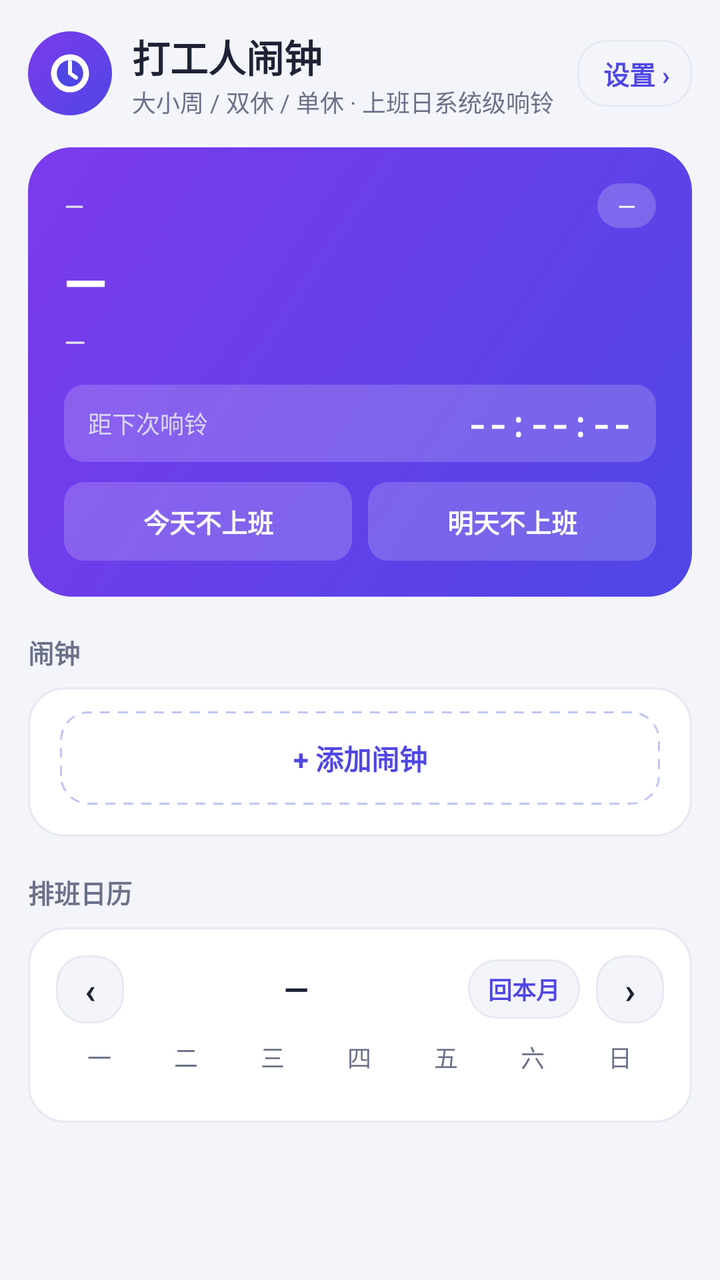
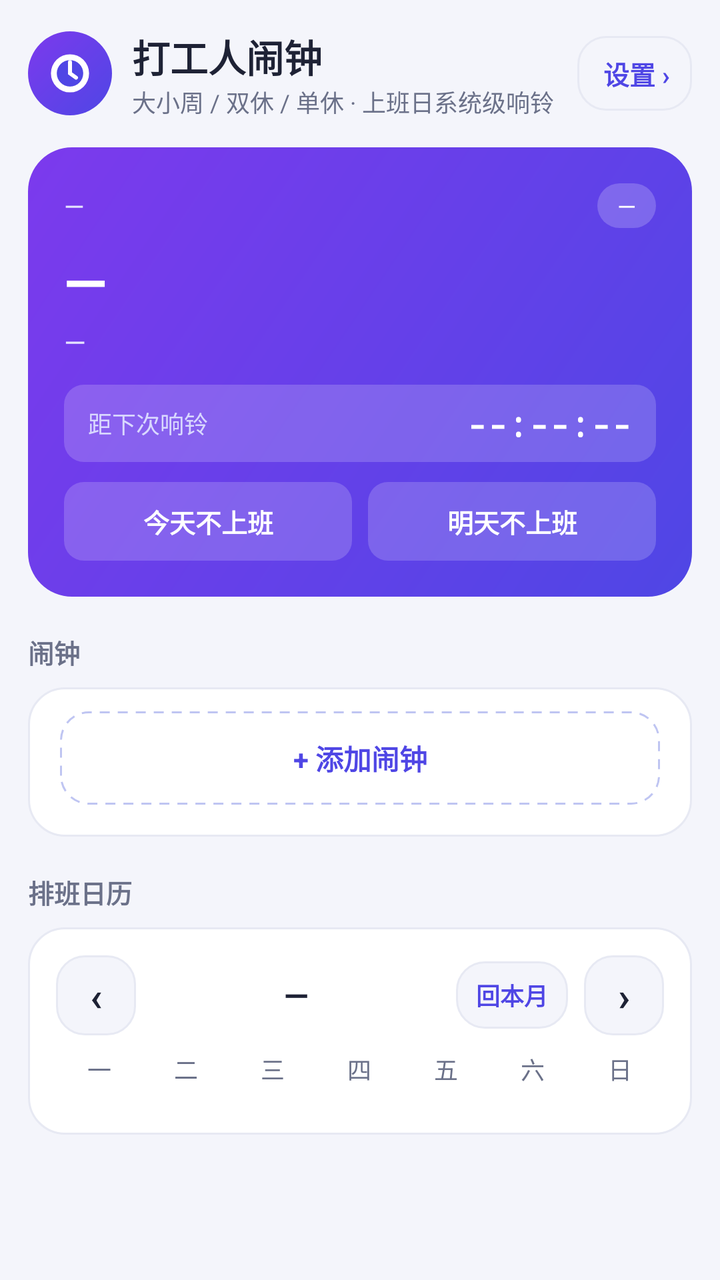

Two renders of the same Android screen: before a commit and after it. Below are the layout's source before the change and the commit's diff.
<!-- AndroidManifest.xml: application theme Theme.WeekdayAlarm -->
<!-- res/layout/activity_main.xml -->
<?xml version="1.0" encoding="utf-8"?>
<ScrollView xmlns:android="http://schemas.android.com/apk/res/android"
    android:layout_width="match_parent"
    android:layout_height="match_parent"
    android:background="@color/bg"
    android:fitsSystemWindows="true">

    <LinearLayout
        android:layout_width="match_parent"
        android:layout_height="wrap_content"
        android:orientation="vertical"
        android:padding="14dp">

        
        <LinearLayout
            android:layout_width="match_parent"
            android:layout_height="wrap_content"
            android:orientation="horizontal"
            android:gravity="center_vertical"
            android:layout_marginBottom="14dp">

            <ImageView
                android:layout_width="42dp"
                android:layout_height="42dp"
                android:background="@drawable/bg_hero"
                android:padding="@dimen/space_8"
                android:contentDescription="@null"
                android:src="@drawable/ic_clock_white" />

            <LinearLayout
                android:layout_width="0dp"
                android:layout_height="wrap_content"
                android:layout_weight="1"
                android:orientation="vertical"
                android:layout_marginStart="@dimen/space_10">

                <TextView
                    android:layout_width="wrap_content"
                    android:layout_height="wrap_content"
                    android:text="打工人闹钟"
                    android:textColor="@color/ink"
                    android:textSize="19sp"
                    android:textStyle="bold" />

                <TextView
                    android:layout_width="wrap_content"
                    android:layout_height="wrap_content"
                    android:text="大小周 / 双休 / 单休 · 上班日系统级响铃"
                    android:textColor="@color/sub"
                    android:textSize="12sp" />
            </LinearLayout>

            
            <TextView
                android:id="@+id/btn_settings_entry"
                android:layout_width="wrap_content"
                android:layout_height="wrap_content"
                android:layout_marginStart="@dimen/space_8"
                android:background="@drawable/bg_time_outline"
                android:clickable="true"
                android:focusable="true"
                android:paddingStart="13dp"
                android:paddingEnd="11dp"
                android:paddingTop="7dp"
                android:paddingBottom="7dp"
                android:text="设置 ›"
                android:textColor="@color/indigo"
                android:textSize="13sp"
                android:textStyle="bold" />
        </LinearLayout>

        
        <LinearLayout
            android:id="@+id/row_ringing"
            android:layout_width="match_parent"
            android:layout_height="52dp"
            android:layout_marginTop="@dimen/space_12"
            android:background="@drawable/bg_card"
            android:gravity="center_vertical"
            android:orientation="horizontal"
            android:paddingStart="@dimen/space_16"
            android:paddingEnd="@dimen/space_12"
            android:visibility="gone">

            <TextView
                android:layout_width="0dp"
                android:layout_height="wrap_content"
                android:layout_weight="1"
                android:text="闹钟正在响"
                android:textColor="@color/danger"
                android:textSize="15sp"
                android:textStyle="bold" />

            <TextView
                android:id="@+id/btn_stop_ringing"
                android:layout_width="wrap_content"
                android:layout_height="wrap_content"
                android:background="@drawable/bg_time_outline"
                android:clickable="true"
                android:focusable="true"
                android:paddingStart="18dp"
                android:paddingTop="@dimen/space_8"
                android:paddingEnd="18dp"
                android:paddingBottom="@dimen/space_8"
                android:text="停止"
                android:textColor="@color/ink"
                android:textSize="14sp"
                android:textStyle="bold" />
        </LinearLayout>

        
        <LinearLayout
            android:layout_width="match_parent"
            android:layout_height="wrap_content"
            android:orientation="vertical"
            android:background="@drawable/bg_hero"
            android:padding="18dp">

            <LinearLayout
                android:layout_width="match_parent"
                android:layout_height="wrap_content"
                android:orientation="horizontal"
                android:gravity="center_vertical">

                
                <LinearLayout
                    android:layout_width="0dp"
                    android:layout_height="wrap_content"
                    android:layout_weight="1"
                    android:orientation="vertical">

                    <TextView
                        android:id="@+id/tv_today_date"
                        android:layout_width="wrap_content"
                        android:layout_height="wrap_content"
                        android:text="—"
                        android:textColor="#E6E4FF"
                        android:textSize="13sp" />

                    <TextView
                        android:id="@+id/tv_today_lunar"
                        android:layout_width="wrap_content"
                        android:layout_height="wrap_content"
                        android:layout_marginTop="1dp"
                        android:text=""
                        android:textColor="#C9CEFD"
                        android:textSize="11sp"
                        android:visibility="gone" />
                </LinearLayout>

                <TextView
                    android:id="@+id/tv_week_chip"
                    style="@style/WeekChip"
                    android:layout_width="wrap_content"
                    android:layout_height="wrap_content"
                    android:text="—" />
            </LinearLayout>

            <TextView
                android:id="@+id/tv_today_status"
                android:layout_width="wrap_content"
                android:layout_height="wrap_content"
                android:layout_marginTop="@dimen/space_8"
                android:text="—"
                android:textColor="@color/white"
                android:textSize="28sp"
                android:textStyle="bold" />

            <TextView
                android:id="@+id/tv_today_sub"
                android:layout_width="match_parent"
                android:layout_height="wrap_content"
                android:layout_marginTop="@dimen/space_2"
                android:text="—"
                android:textColor="#E6E4FF"
                android:textSize="14sp"
                android:lineSpacingMultiplier="1.15" />

            
            <TextView
                android:id="@+id/tv_holiday_countdown"
                android:layout_width="match_parent"
                android:layout_height="wrap_content"
                android:layout_marginTop="@dimen/space_2"
                android:text=""
                android:textColor="#C9CEFD"
                android:textSize="12sp"
                android:visibility="gone" />

            
            <LinearLayout
                android:id="@+id/box_countdown"
                android:layout_width="match_parent"
                android:layout_height="wrap_content"
                android:layout_marginTop="@dimen/space_12"
                android:background="@drawable/bg_hero_pill"
                android:gravity="center_vertical"
                android:orientation="horizontal"
                android:paddingStart="@dimen/space_12"
                android:paddingEnd="@dimen/space_12"
                android:paddingTop="@dimen/space_8"
                android:paddingBottom="@dimen/space_8">

                <TextView
                    android:id="@+id/tv_countdown_label"
                    android:layout_width="0dp"
                    android:layout_height="wrap_content"
                    android:layout_weight="1"
                    android:ellipsize="end"
                    android:maxLines="1"
                    android:text="距下次响铃"
                    android:textColor="#D9D8FF"
                    android:textSize="12sp" />

                <TextView
                    android:id="@+id/tv_countdown"
                    android:layout_width="wrap_content"
                    android:layout_height="wrap_content"
                    android:fontFamily="monospace"
                    android:text="--:--:--"
                    android:textColor="@color/white"
                    android:textSize="17sp"
                    android:textStyle="bold" />
            </LinearLayout>

            
            <LinearLayout
                android:layout_width="match_parent"
                android:layout_height="wrap_content"
                android:layout_marginTop="@dimen/space_10"
                android:orientation="horizontal">

                <TextView
                    android:id="@+id/btn_day_off"
                    android:layout_width="0dp"
                    android:layout_height="wrap_content"
                    android:layout_weight="1"
                    android:background="@drawable/bg_hero_pill"
                    android:clickable="true"
                    android:focusable="true"
                    android:gravity="center"
                    android:maxLines="1"
                    android:paddingTop="@dimen/space_10"
                    android:paddingBottom="@dimen/space_10"
                    android:text="今天不上班"
                    android:textColor="@color/white"
                    android:textSize="13sp"
                    android:textStyle="bold" />

                <TextView
                    android:id="@+id/btn_day_off_tomorrow"
                    android:layout_width="0dp"
                    android:layout_height="wrap_content"
                    android:layout_weight="1"
                    android:layout_marginStart="@dimen/space_8"
                    android:background="@drawable/bg_hero_pill"
                    android:clickable="true"
                    android:focusable="true"
                    android:gravity="center"
                    android:maxLines="1"
                    android:paddingTop="@dimen/space_10"
                    android:paddingBottom="@dimen/space_10"
                    android:text="明天不上班"
                    android:textColor="@color/white"
                    android:textSize="13sp"
                    android:textStyle="bold" />

            </LinearLayout>

        </LinearLayout>

        
        <TextView
            style="@style/SectionTitle"
            android:layout_width="wrap_content"
            android:layout_height="wrap_content"
            android:layout_marginTop="18dp"
            android:layout_marginBottom="@dimen/space_8"
            android:text="闹钟" />

        <LinearLayout
            android:layout_width="match_parent"
            android:layout_height="wrap_content"
            android:background="@drawable/bg_card"
            android:orientation="vertical">

            
            <LinearLayout
                android:id="@+id/alarm_list"
                android:layout_width="match_parent"
                android:layout_height="wrap_content"
                android:orientation="vertical"
                android:paddingStart="@dimen/space_16"
                android:paddingEnd="@dimen/space_12" />

            <TextView
                android:id="@+id/btn_add_alarm"
                android:layout_width="match_parent"
                android:layout_height="wrap_content"
                android:layout_marginStart="@dimen/space_16"
                android:layout_marginEnd="@dimen/space_16"
                android:layout_marginTop="@dimen/space_12"
                android:layout_marginBottom="@dimen/space_16"
                android:background="@drawable/bg_add_alarm"
                android:clickable="true"
                android:focusable="true"
                android:gravity="center"
                android:padding="13dp"
                android:text="+ 添加闹钟"
                android:textColor="@color/indigo"
                android:textSize="14sp"
                android:textStyle="bold" />
        </LinearLayout>

        
        <TextView
            style="@style/SectionTitle"
            android:layout_width="wrap_content"
            android:layout_height="wrap_content"
            android:layout_marginTop="18dp"
            android:layout_marginBottom="@dimen/space_8"
            android:text="排班日历" />

        <LinearLayout
            android:id="@+id/calendar_card"
            android:layout_width="match_parent"
            android:layout_height="wrap_content"
            android:background="@drawable/bg_card"
            android:orientation="vertical"
            android:padding="14dp">

            
            <LinearLayout
                android:layout_width="match_parent"
                android:layout_height="wrap_content"
                android:gravity="center_vertical"
                android:orientation="horizontal">

                <TextView
                    android:id="@+id/btn_prev"
                    android:layout_width="34dp"
                    android:layout_height="34dp"
                    android:background="@drawable/bg_time_outline"
                    android:clickable="true"
                    android:contentDescription="上个月"
                    android:focusable="true"
                    android:gravity="center"
                    android:text="‹"
                    android:textColor="@color/ink"
                    android:textSize="18sp"
                    android:textStyle="bold" />

                <TextView
                    android:id="@+id/tv_cal_title"
                    android:layout_width="0dp"
                    android:layout_height="wrap_content"
                    android:layout_weight="1"
                    android:gravity="center"
                    android:text="—"
                    android:textColor="@color/ink"
                    android:textSize="16sp"
                    android:textStyle="bold" />

                <TextView
                    android:id="@+id/btn_today"
                    android:layout_width="wrap_content"
                    android:layout_height="wrap_content"
                    android:layout_marginEnd="@dimen/space_8"
                    android:background="@drawable/bg_time_outline"
                    android:clickable="true"
                    android:focusable="true"
                    android:paddingStart="@dimen/space_10"
                    android:paddingEnd="@dimen/space_10"
                    android:paddingTop="@dimen/space_6"
                    android:paddingBottom="@dimen/space_6"
                    android:text="回本月"
                    android:textColor="@color/indigo"
                    android:textSize="12sp"
                    android:textStyle="bold" />

                <TextView
                    android:id="@+id/btn_next"
                    android:layout_width="34dp"
                    android:layout_height="34dp"
                    android:background="@drawable/bg_time_outline"
                    android:clickable="true"
                    android:contentDescription="下个月"
                    android:focusable="true"
                    android:gravity="center"
                    android:text="›"
                    android:textColor="@color/ink"
                    android:textSize="18sp"
                    android:textStyle="bold" />
            </LinearLayout>

            
            <LinearLayout
                android:layout_width="match_parent"
                android:layout_height="wrap_content"
                android:layout_marginTop="@dimen/space_8"
                android:orientation="horizontal">

                <TextView
                    android:id="@+id/cal_dow_0"
                    style="@style/FieldHint"
                    android:layout_width="0dp"
                    android:layout_height="wrap_content"
                    android:layout_weight="1"
                    android:gravity="center"
                    android:text="一" />

                <TextView
                    android:id="@+id/cal_dow_1"
                    style="@style/FieldHint"
                    android:layout_width="0dp"
                    android:layout_height="wrap_content"
                    android:layout_weight="1"
                    android:gravity="center"
                    android:text="二" />

                <TextView
                    android:id="@+id/cal_dow_2"
                    style="@style/FieldHint"
                    android:layout_width="0dp"
                    android:layout_height="wrap_content"
                    android:layout_weight="1"
                    android:gravity="center"
                    android:text="三" />

                <TextView
                    android:id="@+id/cal_dow_3"
                    style="@style/FieldHint"
                    android:layout_width="0dp"
                    android:layout_height="wrap_content"
                    android:layout_weight="1"
                    android:gravity="center"
                    android:text="四" />

                <TextView
                    android:id="@+id/cal_dow_4"
                    style="@style/FieldHint"
                    android:layout_width="0dp"
                    android:layout_height="wrap_content"
                    android:layout_weight="1"
                    android:gravity="center"
                    android:text="五" />

                <TextView
                    android:id="@+id/cal_dow_5"
                    style="@style/FieldHint"
                    android:layout_width="0dp"
                    android:layout_height="wrap_content"
                    android:layout_weight="1"
                    android:gravity="center"
                    android:text="六" />

                <TextView
                    android:id="@+id/cal_dow_6"
                    style="@style/FieldHint"
                    android:layout_width="0dp"
                    android:layout_height="wrap_content"
                    android:layout_weight="1"
                    android:gravity="center"
                    android:text="日" />
            </LinearLayout>

            
            <LinearLayout
                android:id="@+id/cal_rows"
                android:layout_width="match_parent"
                android:layout_height="wrap_content"
                android:orientation="vertical" />

            
            <LinearLayout
                android:id="@+id/legend_row"
                android:layout_width="match_parent"
                android:layout_height="wrap_content"
                android:layout_marginTop="@dimen/space_10"
                android:orientation="vertical" />
        </LinearLayout>

        

    </LinearLayout>
</ScrollView>
<!-- resources referenced by this layout -->
<resources>
  <color name="bg">#F4F5FB</color>
  <color name="danger">#DC2626</color>
  <color name="indigo">#4F46E5</color>
  <color name="ink">#1E2235</color>
  <color name="sub">#6B7189</color>
  <color name="white">#FFFFFFFF</color>
  <dimen name="space_10">10dp</dimen>
  <dimen name="space_12">12dp</dimen>
  <dimen name="space_16">16dp</dimen>
  <dimen name="space_2">2dp</dimen>
  <dimen name="space_6">6dp</dimen>
  <dimen name="space_8">8dp</dimen>
  <!-- drawable bg_card (drawable) -->
  <?xml version="1.0" encoding="utf-8"?>
  <shape xmlns:android="http://schemas.android.com/apk/res/android"
      android:shape="rectangle">
      <solid android:color="@color/card" />
      <corners android:radius="@dimen/radius_card" />
      <stroke android:width="1dp" android:color="@color/line" />
  </shape>
  <!-- drawable bg_hero (drawable) -->
  <?xml version="1.0" encoding="utf-8"?>
  <shape xmlns:android="http://schemas.android.com/apk/res/android"
      android:shape="rectangle">
      <gradient
          android:angle="135"
          android:startColor="@color/hero_start"
          android:endColor="@color/hero_end" />
      <corners android:radius="@dimen/radius_banner" />
  </shape>
  <!-- drawable bg_hero_pill (drawable) -->
  <?xml version="1.0" encoding="utf-8"?>
  <shape xmlns:android="http://schemas.android.com/apk/res/android"
      android:shape="rectangle">
      <solid android:color="#2EFFFFFF" />
      <corners android:radius="@dimen/radius_chip" />
  </shape>
  <!-- drawable bg_time_outline (drawable) -->
  <?xml version="1.0" encoding="utf-8"?>
  <ripple xmlns:android="http://schemas.android.com/apk/res/android"
      android:color="#1F4F46E5">
      <item>
          <shape android:shape="rectangle">
              <solid android:color="@color/bg" />
              <corners android:radius="@dimen/radius_row" />
              <stroke android:width="1dp" android:color="@color/line" />
          </shape>
      </item>
  </ripple>
  <style name="FieldHint">
          <item name="android:textColor">@color/sub</item>
          <item name="android:textSize">12sp</item>
      </style>
  <style name="SectionTitle">
          <item name="android:textColor">@color/sub</item>
          <item name="android:textSize">13sp</item>
          <item name="android:textStyle">bold</item>
      </style>
  <style name="WeekChip">
          <item name="android:background">@drawable/bg_chip_white</item>
          <item name="android:textColor">@color/white</item>
          <item name="android:textSize">12sp</item>
          <item name="android:paddingLeft">10dp</item>
          <item name="android:paddingRight">10dp</item>
          <item name="android:paddingTop">3dp</item>
          <item name="android:paddingBottom">3dp</item>
      </style>
  <style name="Theme.WeekdayAlarm" parent="Theme.Material3.DayNight.NoActionBar">
          <item name="colorPrimary">@color/indigo</item>
          <item name="colorPrimaryVariant">@color/indigo_dark</item>
          <item name="colorOnPrimary">@color/white</item>
          <item name="android:statusBarColor">@color/bg</item>
          <item name="android:windowLightStatusBar">true</item>
      </style>
  <dimen name="radius_row">14dp</dimen>
  <color name="card">#FFFFFF</color>
  <dimen name="radius_card">18dp</dimen>
  <color name="line">#E7E9F3</color>
  <color name="hero_start">#4F46E5</color>
  <color name="hero_end">#7C3AED</color>
  <dimen name="radius_banner">22dp</dimen>
  <dimen name="radius_chip">10dp</dimen>
  <!-- drawable bg_chip_white (drawable) -->
  <?xml version="1.0" encoding="utf-8"?>
  <shape xmlns:android="http://schemas.android.com/apk/res/android"
      android:shape="rectangle">
      <solid android:color="#33FFFFFF" />
      <corners android:radius="@dimen/radius_pill" />
  </shape>
  <color name="indigo_dark">#4338CA</color>
  <dimen name="radius_pill">999dp</dimen>
  <!-- unchanged entries left out for length: 2 -->
</resources>

<!-- the commit's change to res/layout/activity_main.xml (unified diff, before → after) -->
@@ -61,8 +61,8 @@
                 android:focusable="true"
                 android:paddingStart="13dp"
                 android:paddingEnd="11dp"
-                android:paddingTop="7dp"
-                android:paddingBottom="7dp"
+                android:paddingTop="9dp"
+                android:paddingBottom="9dp"
                 android:text="设置 ›"
                 android:textColor="@color/indigo"
                 android:textSize="13sp"
@@ -338,8 +338,8 @@
 
                 <TextView
                     android:id="@+id/btn_prev"
-                    android:layout_width="34dp"
-                    android:layout_height="34dp"
+                    android:layout_width="40dp"
+                    android:layout_height="40dp"
                     android:background="@drawable/bg_time_outline"
                     android:clickable="true"
                     android:contentDescription="上个月"
@@ -347,7 +347,7 @@
                     android:gravity="center"
                     android:text="‹"
                     android:textColor="@color/ink"
-                    android:textSize="18sp"
+                    android:textSize="20sp"
                     android:textStyle="bold" />
 
                 <TextView
@@ -371,8 +371,8 @@
                     android:focusable="true"
                     android:paddingStart="@dimen/space_10"
                     android:paddingEnd="@dimen/space_10"
-                    android:paddingTop="@dimen/space_6"
-                    android:paddingBottom="@dimen/space_6"
+                    android:paddingTop="@dimen/space_8"
+                    android:paddingBottom="@dimen/space_8"
                     android:text="回本月"
                     android:textColor="@color/indigo"
                     android:textSize="12sp"
@@ -380,8 +380,8 @@
 
                 <TextView
                     android:id="@+id/btn_next"
-                    android:layout_width="34dp"
-                    android:layout_height="34dp"
+                    android:layout_width="40dp"
+                    android:layout_height="40dp"
                     android:background="@drawable/bg_time_outline"
                     android:clickable="true"
                     android:contentDescription="下个月"
@@ -389,7 +389,7 @@
                     android:gravity="center"
                     android:text="›"
                     android:textColor="@color/ink"
-                    android:textSize="18sp"
+                    android:textSize="20sp"
                     android:textStyle="bold" />
             </LinearLayout>
 
<!-- resource entries referenced after the edit -->
@@ -10,7 +10,6 @@
   <dimen name="space_12">12dp</dimen>
   <dimen name="space_16">16dp</dimen>
   <dimen name="space_2">2dp</dimen>
-  <dimen name="space_6">6dp</dimen>
   <dimen name="space_8">8dp</dimen>
   <!-- drawable bg_card (drawable) -->
   <?xml version="1.0" encoding="utf-8"?>
